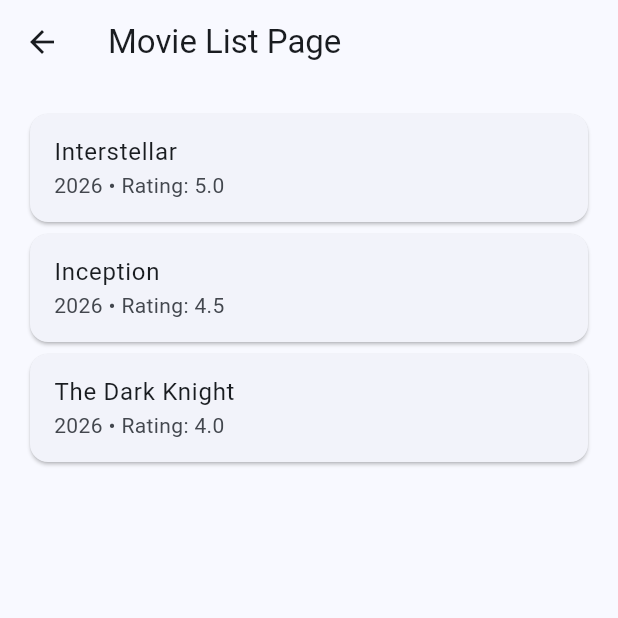
After one commit to nahkar/flutter-cards, a Flutter app: the MovieListPage screen opened by its route, after a tap on the "arrow back" icon, on a phone screen of 412 x 824 dp, the top half of it. The commit adds this screen. Run offline on Flutter 3.47's test engine with Material 3 defaults, Android fonts, the phone set to English and light mode, and no system bars; our stand-ins replace go_router; missing offline and left inert: scratcher; network calls fail.

Commit message:
chore: add movies list with fake data

```diff
--- a/lib/app/router.dart
+++ b/lib/app/router.dart
@@ -1,10 +1,12 @@
 import 'package:go_router/go_router.dart';
 import '../features/home/presentation/pages/home_page.dart';
 import '../features/profile/presentation/pages/profile_page.dart';
+import '../features/movies/presentation/movie_list_page.dart';
 
 final router = GoRouter(
   routes: [
     GoRoute(path: '/', builder: (context, state) => const HomePage()),
     GoRoute(path: '/profile', builder: (context, state) => const ProfilePage()),
+    GoRoute(path: '/movie_list', builder: (context, state) => const MovieListPage()),
   ],
 );
--- a/lib/features/home/presentation/pages/home_page.dart
+++ b/lib/features/home/presentation/pages/home_page.dart
@@ -23,9 +23,9 @@ class HomePage extends StatelessWidget {
               foregroundColor: Colors.black,
             ),
             onPressed: () {
-              context.push('/profile');
+              context.push('/movie_list');
             },
-            child: Text('Go to Cards Page'),
+            child: Text('Go to Movie List'),
           ),
         ],
       ),
--- /dev/null
+++ b/lib/features/movies/data/datasources/movies_datasource.dart
@@ -0,0 +1,5 @@
+import 'package:cards/features/movies/data/models/movie_model.dart';
+
+abstract class MoviesDatasource {
+  Future<List<MovieModel>> getMovies();
+}
--- /dev/null
+++ b/lib/features/movies/data/datasources/movies_mock_datasource.dart
@@ -0,0 +1,35 @@
+import 'package:cards/features/movies/data/datasources/movies_datasource.dart';
+import 'package:cards/features/movies/data/models/movie_model.dart';
+
+class MoviesMockDatasource implements MoviesDatasource {
+  @override
+  Future<List<MovieModel>> getMovies() async {
+    await Future.delayed(const Duration(seconds: 2));
+    return [
+      MovieModel(
+        id: 1,
+        title: 'Interstellar',
+        overview: 'Overview 1',
+        posterPath: 'posterPath 1',
+        rating: 5.0,
+        releaseDate: DateTime.now(),
+      ),
+      MovieModel(
+        id: 2,
+        title: 'Inception',
+        overview: 'Overview 2',
+        posterPath: 'posterPath 2',
+        rating: 4.5,
+        releaseDate: DateTime.now(),
+      ),
+      MovieModel(
+        id: 3,
+        title: 'The Dark Knight',
+        overview: 'Overview 3',
+        posterPath: 'posterPath 3',
+        rating: 4.0,
+        releaseDate: DateTime.now(),
+      ),
+    ];
+  }
+}
--- /dev/null
+++ b/lib/features/movies/data/datasources/movies_remote_datasource.dart
@@ -0,0 +1,24 @@
+import 'dart:convert';
+import 'package:http/http.dart' as http;
+import '../models/movie_model.dart';
+import 'movies_datasource.dart';
+
+class MoviesRemoteDatasource implements MoviesDatasource {
+  final http.Client client;
+
+  MoviesRemoteDatasource(this.client);
+
+  @override
+  Future<List<MovieModel>> getMovies() async {
+    final url = Uri.parse('https://api.tvmaze.com/shows');
+
+    final response = await client.get(url);
+
+    if (response.statusCode == 200) {
+      final List<dynamic> data = json.decode(response.body);
+      return data.map((json) => MovieModel.fromJson(json)).toList();
+    } else {
+      throw Exception('Failed to fetch movies: ${response.statusCode}');
+    }
+  }
+}
--- /dev/null
+++ b/lib/features/movies/data/models/movie_model.dart
@@ -0,0 +1,34 @@
+import 'package:cards/features/movies/domain/entities/movie.dart';
+
+class MovieModel extends Movie {
+  const MovieModel({
+    required super.id,
+    required super.title,
+    required super.overview,
+    required super.posterPath,
+    required super.rating,
+    required super.releaseDate,
+  });
+
+  factory MovieModel.fromJson(Map<String, dynamic> json) {
+    return MovieModel(
+      id: json['id'],
+      title: json['title'],
+      overview: json['overview'] ?? '',
+      posterPath: json['poster_path'] ?? '',
+      rating: (json['vote_average'] as num).toDouble(),
+      releaseDate: DateTime.parse(json['release_date']),
+    );
+  }
+
+  Map<String, dynamic> toJson() {
+    return {
+      'id': id,
+      'title': title,
+      'overview': overview,
+      'poster_path': posterPath,
+      'vote_average': rating,
+      'release_date': releaseDate.toIso8601String(),
+    };
+  }
+}
--- /dev/null
+++ b/lib/features/movies/domain/entities/movie.dart
@@ -0,0 +1,17 @@
+class Movie {
+  final int id;
+  final String title;
+  final String overview;
+  final String posterPath;
+  final double rating;
+  final DateTime releaseDate;
+
+  const Movie({
+    required this.id,
+    required this.title,
+    required this.overview,
+    required this.posterPath,
+    required this.rating,
+    required this.releaseDate,
+  });
+}
--- /dev/null
+++ b/lib/features/movies/presentation/movie_list_page.dart
@@ -0,0 +1,56 @@
+import 'package:cards/features/movies/data/datasources/movies_mock_datasource.dart';
+import 'package:cards/features/movies/data/models/movie_model.dart';
+import 'package:flutter/material.dart';
+import 'package:go_router/go_router.dart';
+
+
+class MovieListPage extends StatelessWidget {
+  const MovieListPage({super.key});
+
+  @override
+  Widget build(BuildContext context) {
+    final datasource = MoviesMockDatasource();
+     return Scaffold(
+      appBar: AppBar(
+        title: const Text('Movie List Page'),
+        leading: IconButton(
+          icon: const Icon(Icons.arrow_back),
+          onPressed: () => context.pop(),
+        ),
+      ),
+      body: SafeArea(
+        child: FutureBuilder<List<MovieModel>>(
+          future: datasource.getMovies(),
+          builder: (context, snapshot) {
+            if (snapshot.connectionState == ConnectionState.waiting) {
+              return const Center(child: CircularProgressIndicator());
+            }
+
+            if (snapshot.hasError) {
+              return Center(child: Text('Error: ${snapshot.error}'));
+            }
+
+            final movies = snapshot.data ?? [];
+
+            return ListView.builder(
+              padding: const EdgeInsets.all(16),
+              itemCount: movies.length,
+              itemBuilder: (context, index) {
+                final movie = movies[index];
+
+                return Card(
+                  child: ListTile(
+                    title: Text(movie.title),
+                    subtitle: Text(
+                      '${movie.releaseDate.year} • Rating: ${movie.rating}',
+                    ),
+                  ),
+                );
+              },
+            );
+          },
+        ),
+      ),
+    );
+  }
+}
--- a/pubspec.yaml
+++ b/pubspec.yaml
@@ -36,6 +36,7 @@ dependencies:
   cupertino_icons: ^1.0.8
   go_router: ^17.1.0
   scratcher: ^2.5.0
+  http: ^1.6.0
 
 dev_dependencies:
   flutter_test:
```
Also changed, not shown: pubspec.lock.
